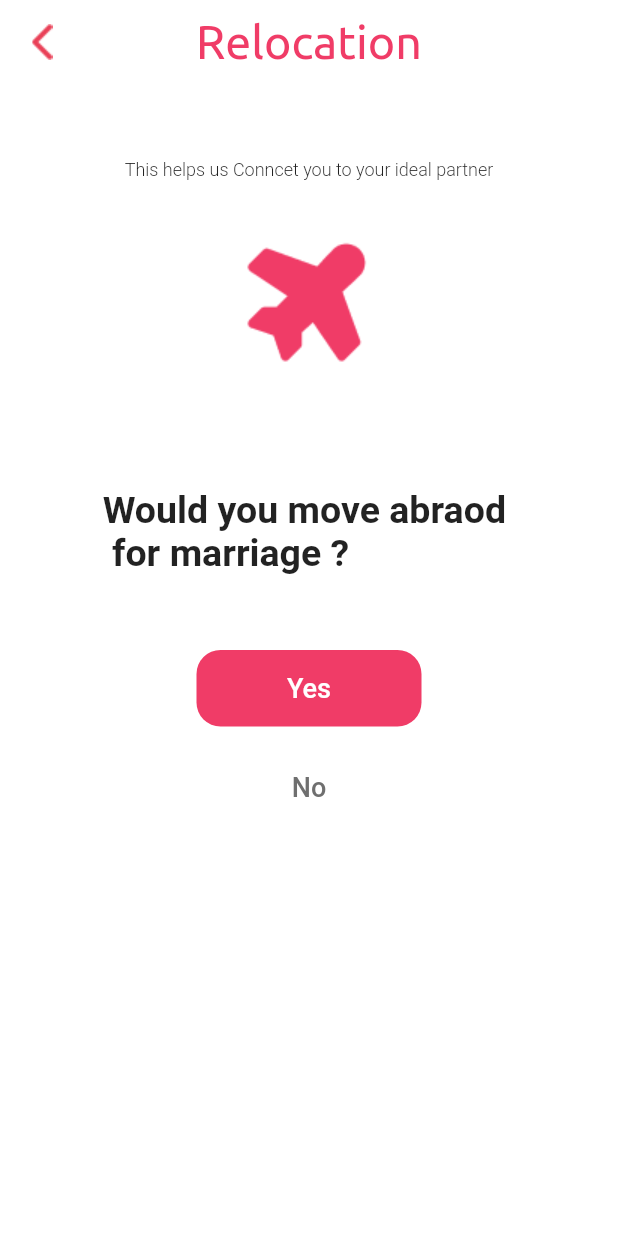
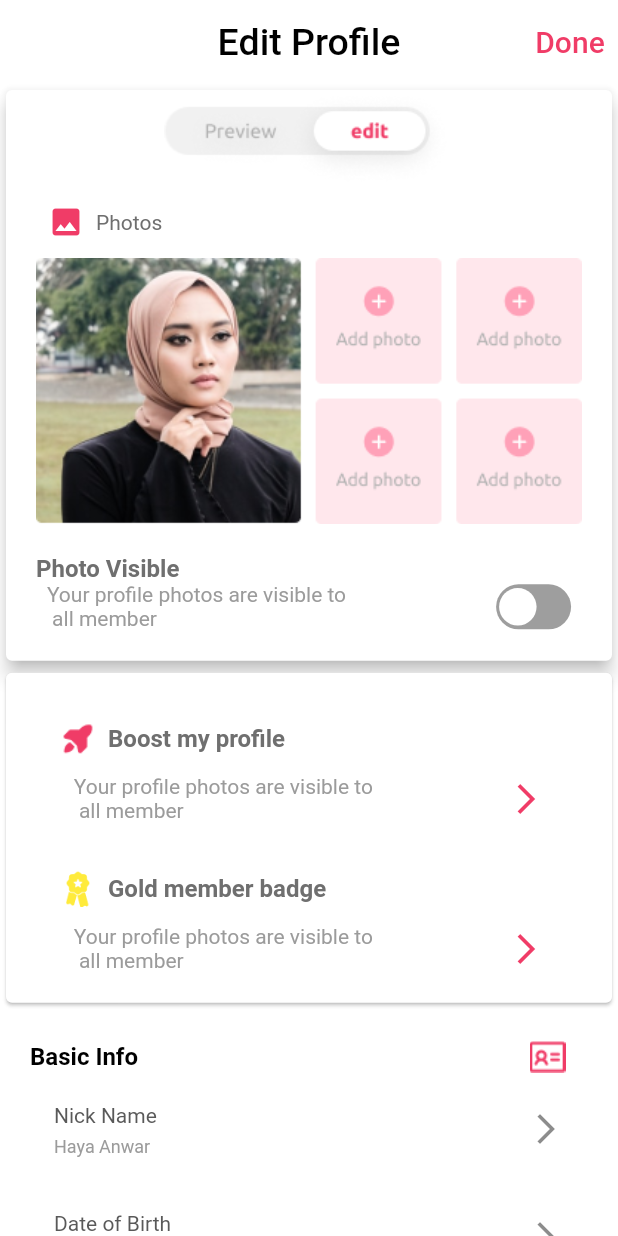
Before and after one commit to sohaibqureshi234/UI, a Flutter app: the screen it shows after launch, on a phone screen of 412 x 824 dp. Run offline on Flutter 3.47's test engine with Material 2 defaults, Android fonts, the phone set to English and light mode, and no system bars; drawn by our look-alikes of flutter_switch; Roboto replaces fonts that are missing (TitilliumWeb).

Commit message:
9jun2022

```diff
--- a/lib/main.dart
+++ b/lib/main.dart
@@ -1,6 +1,7 @@
 import 'package:flutter/material.dart';
 import 'package:muslimdatingapp/views/screens/Convert/Revert.dart';
 import 'package:muslimdatingapp/views/screens/DOBpopup.dart';
+import 'package:muslimdatingapp/views/screens/Edit%20Profile/Edit_Profile.dart';
 import 'package:muslimdatingapp/views/screens/Education.dart';
 import 'package:muslimdatingapp/views/screens/HalalFood.dart';
 import 'package:muslimdatingapp/views/screens/Height.dart';
@@ -43,7 +44,7 @@ class MyApp extends StatelessWidget {
         // is not restarted.
         primarySwatch: Colors.blue,
       ),
-      home: const Relocation(),
+      home: const EditProfile(),
     );
   }
 }
--- /dev/null
+++ b/lib/views/screens/Edit Profile/Edit_Profile.dart
@@ -0,0 +1,596 @@
+import 'package:flutter/cupertino.dart';
+import 'package:flutter/material.dart';
+import 'package:flutter_switch/flutter_switch.dart';
+import 'package:muslimdatingapp/utils/color_resources.dart';
+import 'package:muslimdatingapp/utils/custom_themes.dart';
+import 'package:muslimdatingapp/views/screens/Convert/Revert.dart';
+import 'package:muslimdatingapp/views/screens/DOBpopup.dart';
+import 'package:muslimdatingapp/views/screens/Education.dart';
+import 'package:muslimdatingapp/views/screens/HalalFood.dart';
+import 'package:muslimdatingapp/views/screens/Height.dart';
+import 'package:muslimdatingapp/views/screens/Proffession.dart';
+import 'package:muslimdatingapp/views/screens/Religious.dart';
+import 'package:muslimdatingapp/views/screens/Sect.dart';
+import 'package:muslimdatingapp/views/screens/alcohol.dart';
+import 'package:muslimdatingapp/views/screens/bio.dart';
+import 'package:muslimdatingapp/views/screens/children.dart';
+import 'package:muslimdatingapp/views/screens/gender.dart';
+import 'package:muslimdatingapp/views/screens/martial_status.dart';
+import 'package:muslimdatingapp/views/screens/nick_name.dart';
+import 'package:muslimdatingapp/views/screens/photo_visibility.dart';
+import 'package:muslimdatingapp/views/screens/prayer.dart';
+import 'package:muslimdatingapp/views/screens/relocation.dart';
+import 'package:muslimdatingapp/views/screens/smoke.dart';
+
+class EditProfile extends StatefulWidget {
+  const EditProfile({Key? key}) : super(key: key);
+
+  @override
+  State<EditProfile> createState() => _EditProfileState();
+}
+
+class _EditProfileState extends State<EditProfile> {
+  bool status = false;
+
+  @override
+  Widget build(BuildContext context) {
+    return Scaffold(
+        backgroundColor: Colors.white,
+        appBar: AppBar(
+          shadowColor: Colors.white,
+          elevation: 0,
+          actions: [
+            TextButton(
+              onPressed: () {},
+              child: Text(
+                "Done",
+                style: ubuntuRegular.copyWith(
+                    color: ColorResources.CERISE, fontSize: 20),
+              ),
+            )
+          ],
+          backgroundColor: Colors.white,
+          centerTitle: true,
+          title: Text(
+            "Edit Profile",
+            style: ubuntuRegular.copyWith(
+                fontSize: 25, fontWeight: FontWeight.w500, color: Colors.black),
+          ),
+        ),
+        body: ListView(
+          children: [
+            Card(
+              elevation: 5,
+              child: Padding(
+                padding: const EdgeInsets.only(bottom: 20),
+                child: Column(
+                  mainAxisAlignment: MainAxisAlignment.spaceAround,
+
+                  children: [
+                    Padding(
+                      padding: const EdgeInsets.only(left: 20, right: 20),
+                      child: Column(
+                        crossAxisAlignment: CrossAxisAlignment.start,
+                        children: [
+                          Image.asset(
+                            "assets/images/png/nav-browser.png",
+                            height: 64,
+                            width: 450,
+                          ),
+                          TextButton.icon(
+                              onPressed: () {},
+                              icon: Icon(
+                                Icons.photo,
+                                color: ColorResources.CERISE,
+                              )
+                              // ImageIcon(AssetImage("assets/images/png/Photo.png",)
+                              ,
+                              label: Text(
+                                "Photos",
+                                style: ubuntuRegular.copyWith(
+                                    fontSize: 14,
+                                    fontWeight: FontWeight.w400,
+                                    color: Color(0xff6F6F6F)),
+                              )),
+                          Image.asset("assets/images/jpg/EditPhoto.png"),
+                        ],
+                      ),
+                    ),
+                    Column(
+                      crossAxisAlignment: CrossAxisAlignment.start,
+                      children: [
+                        Padding(
+                          padding:
+                              const EdgeInsets.only(left: 20, top: 20, bottom: 0),
+                          child: Text(
+                            "Photo Visible",
+                            style: ubuntuRegular.copyWith(
+                                fontSize: 16,
+                                fontWeight: FontWeight.w700,
+                                color: Color(0xff6F6F6F)),
+                          ),
+                        ),
+                        Row(
+                          mainAxisAlignment: MainAxisAlignment.center,
+                          children: [
+                            Container(
+                              padding: const EdgeInsets.only(),
+                              child: Text(
+                                "Your profile photos are visible to\n all member",
+                                style: ubuntuRegular.copyWith(
+                                    fontSize: 14,
+                                    fontWeight: FontWeight.w400,
+                                    color: Color(0xff9B9B9B)),
+                              ),
+                            ),
+                            Padding(
+                              padding: const EdgeInsets.only(
+                                left: 100,
+                              ),
+                              child: Container(
+                                child: FlutterSwitch(
+                                  activeColor: ColorResources.CERISE,
+                                  width: 50.0,
+                                  height: 30.0,
+                                  valueFontSize: 0,
+                                  toggleSize: 25.0,
+                                  value: status,
+                                  borderRadius: 20.0,
+                                  padding: 2.0,
+                                  showOnOff: false,
+                                  onToggle: (val) {
+                                    setState(() {
+                                      status = val;
+                                      Navigator.of(context).push(
+                                          MaterialPageRoute(
+                                              builder: (context) =>
+                                                  PhotoVisibility()));
+                                    });
+                                  },
+                                ),
+                              ),
+                            ),
+                          ],
+                        ),
+                      ],
+                    ),
+                  ],
+                ),
+              ),
+            ),
+            Card(
+              child: Column(
+                crossAxisAlignment: CrossAxisAlignment.start,
+                children: [
+                  Padding(
+                    padding:
+                        const EdgeInsets.only(left: 28, top: 20, bottom: 0),
+                    child: TextButton.icon(
+                        label: Text(
+                          "Boost my profile",
+                          style: ubuntuRegular.copyWith(
+                              fontSize: 16,
+                              fontWeight: FontWeight.w700,
+                              color: Color(0xff6F6F6F)),
+                        ),
+                        onPressed: () {},
+                        icon: ImageIcon(
+                          AssetImage(
+                            "assets/images/png/Boost-normal.png",
+                          ),
+                          color: ColorResources.CERISE,
+                        )),
+                  ),
+                  Row(
+                    mainAxisAlignment: MainAxisAlignment.spaceAround,
+                    children: [
+                      Text(
+                        "Your profile photos are visible to\n all member ",
+                        style: ubuntuRegular.copyWith(
+                            color: Color(0xff9B9B9B),
+                            fontWeight: FontWeight.w400,
+                            fontSize: 14),
+                      ),
+                      Icon(
+                        Icons.arrow_forward_ios_outlined,
+                        color: ColorResources.CERISE,
+                      )
+                    ],
+                  ),
+                  Padding(
+                    padding:
+                        const EdgeInsets.only(left: 28, top: 20, bottom: 0),
+                    child: TextButton.icon(
+                        label: Text(
+                          "Gold member badge",
+                          style: ubuntuRegular.copyWith(
+                              fontSize: 16,
+                              fontWeight: FontWeight.w700,
+                              color: Color(0xff6F6F6F)),
+                        ),
+                        onPressed: () {},
+                        icon: ImageIcon(
+                          AssetImage(
+                            "assets/images/png/img.png",
+                          ),
+                          color: Colors.yellow,
+                        )),
+                  ),
+                  Container(
+                    padding: EdgeInsets.only(bottom: 20),
+                    child: Row(
+                      mainAxisAlignment: MainAxisAlignment.spaceAround,
+                      children: [
+                        Text(
+                          "Your profile photos are visible to\n all member ",
+                          style: ubuntuRegular.copyWith(
+                              color: Color(0xff9B9B9B),
+                              fontWeight: FontWeight.w400,
+                              fontSize: 14),
+                        ),
+                        Icon(
+                          Icons.arrow_forward_ios_outlined,
+                          color: ColorResources.CERISE,
+                        )
+                      ],
+                    ),
+                  )
+                ],
+              ),
+            ),
+            Container(
+              padding: const EdgeInsets.only(
+                  left: 20, top: 20, bottom: 0, right: 35),
+              child: Row(
+                mainAxisAlignment: MainAxisAlignment.spaceBetween,
+                children: [
+                  Container(
+                    child: Text(
+                      "Basic Info",
+                      style: ubuntuRegular.copyWith(
+                          fontSize: 16,
+                          fontWeight: FontWeight.w700,
+                          color: Colors.black),
+                    ),
+                  ),
+                  ImageIcon(
+                    AssetImage("assets/images/png/Basicinfo.png"),
+                    color: ColorResources.CERISE,
+                  )
+                ],
+              ),
+            ),
+            Column(
+              children: [
+                getListTiles(() {
+                  Navigator.of(context)
+                      .push(MaterialPageRoute(builder: (ctx) => NickName()));
+                }, "Haya Anwar", "Nick Name"),
+                getListTiles(() {
+                  Navigator.of(context).push(
+                      MaterialPageRoute(builder: (ctx) => DOB_PopScreen()));
+                }, "May 15, 1995", "Date of Birth"),
+                getListTiles(() {
+                  Navigator.of(context)
+                      .push(MaterialPageRoute(builder: (ctx) => Gender()));
+                }, "Female", "Gender"),
+                getListTiles(() {
+                  Navigator.of(context)
+                      .push(MaterialPageRoute(builder: (ctx) => Bio()));
+                }, "None", "Your Bio"),
+                getListTiles(() {
+                  Navigator.of(context)
+                      .push(MaterialPageRoute(builder: (ctx) => Height()));
+                }, "152cm (5’0”)", "Height"),
+                getListTiles(() {
+                  Navigator.of(context).push(
+                      MaterialPageRoute(builder: (ctx) => MartialStatus()));
+                }, "Married", "Martial Status"),
+                getListTiles(() {
+                  Navigator.of(context)
+                      .push(MaterialPageRoute(builder: (ctx) => Children()));
+                }, "4", "Children"),
+              ],
+            ),
+            Container(
+              padding: const EdgeInsets.only(
+                  left: 20, top: 20, bottom: 0, right: 35),
+              child: Row(
+                mainAxisAlignment: MainAxisAlignment.spaceBetween,
+                children: [
+                  Container(
+                    child: Text(
+                      "Education  & career",
+                      style: ubuntuRegular.copyWith(
+                          fontSize: 16,
+                          fontWeight: FontWeight.w700,
+                          color: Colors.black),
+                    ),
+                  ),
+                  ImageIcon(
+                    AssetImage("assets/images/png/img_1.png"),
+                    color: ColorResources.CERISE,
+                  )
+                ],
+              ),
+            ),
+            Column(
+              children: [
+                getListTiles(() {
+                  Navigator.of(context)
+                      .push(MaterialPageRoute(builder: (ctx) => Education()));
+                }, "Bachlor Degree", "Education"),
+                getListTiles(() {
+                  Navigator.of(context)
+                      .push(MaterialPageRoute(builder: (ctx) => Proffession()));
+                }, "Software Engineer", "Profession"),
+              ],
+            ),
+            Container(
+              padding: const EdgeInsets.only(
+                  left: 20, top: 20, bottom: 0, right: 35),
+              child: Row(
+                mainAxisAlignment: MainAxisAlignment.spaceBetween,
+                children: [
+                  Container(
+                    child: Text(
+                      "Languages & ethnicity",
+                      style: ubuntuRegular.copyWith(
+                          fontSize: 16,
+                          fontWeight: FontWeight.w700,
+                          color: Colors.black),
+                    ),
+                  ),
+                  ImageIcon(
+                    AssetImage("assets/images/png/img_2.png"),
+                    color: ColorResources.CERISE,
+                  )
+                ],
+              ),
+            ),
+            Column(
+              children: [
+                getListTiles(() {
+                  // Navigator.of(context)
+                  //     .push(MaterialPageRoute(builder: (ctx) => Language()));
+                }, "pakistan", "Ethnic group"),
+                getListTiles(() {
+                  Navigator.of(context).push(
+                      MaterialPageRoute(builder: (ctx) => DOB_PopScreen()));
+                }, "pakistan", "Ethnic origan"),
+                getListTiles(() {
+                  Navigator.of(context).push(
+                      MaterialPageRoute(builder: (ctx) => DOB_PopScreen()));
+                }, "none", "Language"),
+              ],
+            ),
+            Container(
+              padding: const EdgeInsets.only(
+                  left: 20, top: 20, bottom: 0, right: 35),
+              child: Row(
+                mainAxisAlignment: MainAxisAlignment.spaceBetween,
+                children: [
+                  Container(
+                    child: Text(
+                      "Islamic life style",
+                      style: ubuntuRegular.copyWith(
+                          fontSize: 16,
+                          fontWeight: FontWeight.w700,
+                          color: Colors.black),
+                    ),
+                  ),
+                  ImageIcon(
+                    AssetImage("assets/images/png/img_3.png"),
+                    color: ColorResources.CERISE,
+                  )
+                ],
+              ),
+            ),
+            Column(
+              children: [
+                getListTiles(() {
+                  Navigator.of(context)
+                      .push(MaterialPageRoute(builder: (ctx) => Sect()));
+                }, "Sunni", "Sect"),
+                getListTiles(() {
+                  Navigator.of(context)
+                      .push(MaterialPageRoute(builder: (ctx) => Convert()));
+                }, "No", "Convert / revert"),
+                getListTiles(() {
+                  Navigator.of(context).push(
+                      MaterialPageRoute(builder: (ctx) => Religiousity()));
+                }, "Practising", "Religiosity"),
+                getListTiles(() {
+                  Navigator.of(context)
+                      .push(MaterialPageRoute(builder: (ctx) => Prayer()));
+                }, "Usually pray", "Prayer"),
+                getListTiles(() {
+                  Navigator.of(context)
+                      .push(MaterialPageRoute(builder: (ctx) => HalalFood()));
+                }, "Yes", "Halal Food"),
+                getListTiles(() {
+                  Navigator.of(context)
+                      .push(MaterialPageRoute(builder: (ctx) => Alcohol()));
+                }, "No", "Alcohol"),
+                getListTiles(() {
+                  Navigator.of(context)
+                      .push(MaterialPageRoute(builder: (ctx) => Smoke()));
+                }, "No", "Smoking"),
+              ],
+            ),
+            Container(
+              padding: const EdgeInsets.only(
+                  left: 20, top: 20, bottom: 0, right: 35),
+              child: Row(
+                mainAxisAlignment: MainAxisAlignment.spaceBetween,
+                children: [
+                  Container(
+                    child: Text(
+                      "Marriage  plane",
+                      style: ubuntuRegular.copyWith(
+                          fontSize: 16,
+                          fontWeight: FontWeight.w700,
+                          color: Colors.black),
+                    ),
+                  ),
+                  ImageIcon(
+                    AssetImage("assets/images/png/img_4.png"),
+                    color: ColorResources.CERISE,
+                  )
+                ],
+              ),
+            ),
+            Column(
+              children: [
+                getListTiles(() {
+                  Navigator.of(context).push(
+                      MaterialPageRoute(builder: (ctx) => MartialStatus()));
+                }, "No", "Marriage horizon"),
+                getListTiles(() {
+                  Navigator.of(context)
+                      .push(MaterialPageRoute(builder: (ctx) => Relocation()));
+                }, "No", "Reloocation"),
+              ],
+            ),
+          ],
+        ));
+  }
+
+  Widget getListTiles(Function _function, String subTitle, String title) {
+    return ListTile(
+      title: Padding(
+        padding: const EdgeInsets.only(left: 20),
+        child: Text(
+          title,
+          style: ubuntuRegular.copyWith(
+              fontWeight: FontWeight.w400,
+              fontSize: 14,
+              color: Color(0xff595959)),
+        ),
+      ),
+      subtitle: Padding(
+        padding: const EdgeInsets.only(left: 20),
+        child: Text(subTitle,
+            style: ubuntuRegular.copyWith(
+                fontWeight: FontWeight.w400,
+                fontSize: 12,
+                color: Color(0xff9B9B9B))),
+      ),
+      onTap: () => _function(),
+      trailing: Padding(
+        padding: const EdgeInsets.only(right: 20),
+        child: Icon(Icons.arrow_forward_ios_outlined),
+      ),
+    );
+  }
+}
+
+// class AnimatedToggle extends StatefulWidget {
+//   final List<String> values;
+//   final ValueChanged onToggleCallback;
+//   final Color backgroundColor;
+//   final Color buttonColor;
+//   final Color textColor;
+//   final List<BoxShadow> shadows;
+//
+//   AnimatedToggle({
+//     @required this.values,
+//     @required this.onToggleCallback,
+//     this.backgroundColor = const Color(0xFFe7e7e8),
+//     this.buttonColor = const Color(0xFFFFFFFF),
+//     this.textColor = const Color(0xFF000000),
+//     this.shadows = const [
+//       BoxShadow(
+//         color: const Color(0xFFd8d7da),
+//         spreadRadius: 5,
+//         blurRadius: 10,
+//         offset: Offset(0, 5),
+//       ),
+//     ],
+//   });
+//   @override
+//   _AnimatedToggleState createState() => _AnimatedToggleState();
+// }
+//
+// class _AnimatedToggleState extends State<AnimatedToggle> {
+//   bool initialPosition = true;
+//   @override
+//   Widget build(BuildContext context) {
+//     double width = MediaQuery.of(context).size.width;
+//     return Container(
+//       width: width * 0.7,
+//       height: width * 0.13,
+//       margin: EdgeInsets.all(20),
+//       child: Stack(
+//         children: <Widget>[
+//           GestureDetector(
+//             onTap: () {
+//               initialPosition = !initialPosition;
+//               var index = 0;
+//               if (!initialPosition) {
+//                 index = 1;
+//               }
+//               widget.onToggleCallback(index);
+//               setState(() {});
+//             },
+//             child: Container(
+//               width: width * 0.7,
+//               height: width * 0.13,
+//               decoration: ShapeDecoration(
+//                 color: widget.backgroundColor,
+//                 shape: RoundedRectangleBorder(
+//                   borderRadius: BorderRadius.circular(width * 0.1),
+//                 ),
+//               ),
+//               child: Row(
+//                 mainAxisAlignment: MainAxisAlignment.spaceBetween,
+//                 children: List.generate(
+//                   widget.values.length,
+//                       (index) => Padding(
+//                     padding: EdgeInsets.symmetric(horizontal: width * 0.1),
+//                     child: Text(
+//                       widget.values[index],
+//                       style: TextStyle(
+//                         fontFamily: 'Rubik',
+//                         fontSize: width * 0.05,
+//                         fontWeight: FontWeight.bold,
+//                         color: const Color(0xFF918f95),
+//                       ),
+//                     ),
+//                   ),
+//                 ),
+//               ),
+//             ),
+//           ),
+//           AnimatedAlign(
+//             duration: const Duration(milliseconds: 250),
+//             curve: Curves.decelerate,
+//             alignment:
+//             initialPosition ? Alignment.centerLeft : Alignment.centerRight,
+//             child: Container(
+//               width: width * 0.35,
+//               height: width * 0.13,
+//               decoration: ShapeDecoration(
+//                 color: widget.buttonColor,
+//                 shadows: widget.shadows,
+//                 shape: RoundedRectangleBorder(
+//                   borderRadius: BorderRadius.circular(width * 0.1),
+//                 ),
+//               ),
+//               child: Text(
+//                 initialPosition ? widget.values[0] : widget.values[1],
+//                 style: TextStyle(
+//                   fontFamily: 'Rubik',
+//                   fontSize: width * 0.045,
+//                   color: widget.textColor,
+//                   fontWeight: FontWeight.bold,
+//                 ),
+//               ),
+//               alignment: Alignment.center,
+//             ),
+//           ),
+//         ],
+//       ),
+//     );
+//   }
+// }
--- a/lib/views/screens/marraige_horrizon.dart
+++ b/lib/views/screens/marraige_horrizon.dart
@@ -25,7 +25,7 @@ class _MarraigeState extends State<Marraige> {
             backgroundColor: Colors.white,
             title: Padding(
               padding: const EdgeInsets.only(top: 30, bottom: 15),
-              child: Text("Marraige"),
+              child: Text("Marraige Horrizon"),
             ),
             titleTextStyle: TextStyle(
                 color: Color(0xffF03C67),
--- a/lib/views/screens/photo_visibility.dart
+++ b/lib/views/screens/photo_visibility.dart
@@ -1,6 +1,7 @@
 import 'package:flutter/material.dart';
 import 'package:muslimdatingapp/constant/constant_widgets.dart';
 import 'package:muslimdatingapp/utils/color_resources.dart';
+import 'package:muslimdatingapp/views/screens/Edit%20Profile/Edit_Profile.dart';
 
 class PhotoVisibility extends StatefulWidget {
   const PhotoVisibility({Key? key}) : super(key: key);
@@ -135,7 +136,9 @@ class _PhotoVisibilityState extends State<PhotoVisibility> {
 
 
 
-          InkWell(onTap: (){},
+          InkWell(onTap: (){
+            Navigator.of(context).push(MaterialPageRoute(builder: (context)=>EditProfile()));
+          },
             child: Container(
               height: 50,
               width: 274,
--- a/pubspec.yaml
+++ b/pubspec.yaml
@@ -35,6 +35,7 @@ dependencies:
   # Use with the CupertinoIcons class for iOS style icons.
   cupertino_icons: ^1.0.2
   custom_cupertino_picker: ^1.0.1
+  flutter_switch: ^0.3.2
 
 dev_dependencies:
   flutter_test:
```
Also changed, not shown: assets/images/jpg/EditPhoto.png (added), assets/images/png/Basicinfo.png (added), assets/images/png/Boost-normal.png (added), assets/images/png/Photo.png (added), assets/images/png/img.png (added), assets/images/png/img_1.png (added), assets/images/png/img_2.png (added), assets/images/png/img_3.png (added), assets/images/png/img_4.png (added), assets/images/png/nav-browser.png (added), pubspec.lock.
